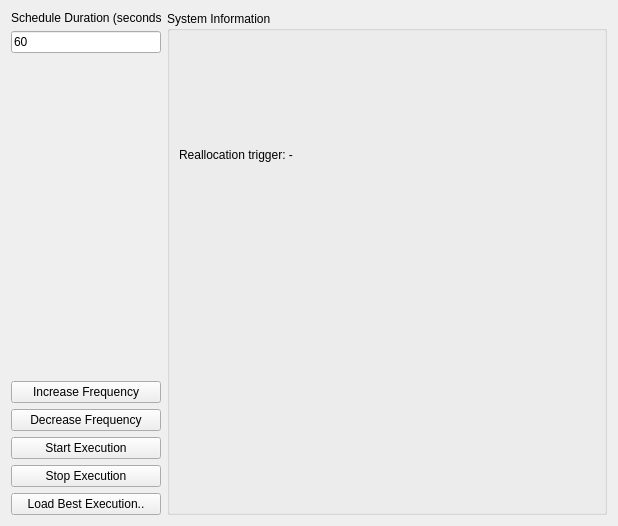
First picture: the form in info_window.ui, repository misunyu/multimodel-scheduling, before the edit.
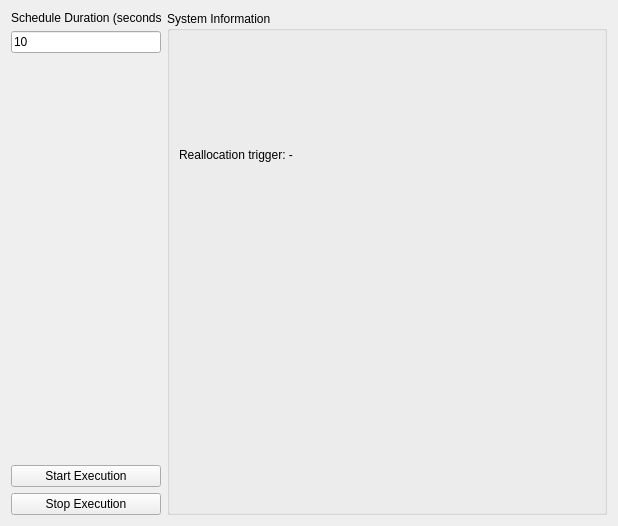
Second picture: the form after the edit.

The edit to the form file:
```diff
--- a/info_window.ui
+++ b/info_window.ui
@@ -50,7 +50,7 @@
         </size>
        </property>
        <property name="text">
-        <string>60</string>
+        <string>10</string>
        </property>
       </widget>
      </item>
@@ -67,44 +67,6 @@
        </property>
       </spacer>
      </item>
-     <item>
-      <widget class="QPushButton" name="increase_frequency_button">
-       <property name="sizePolicy">
-        <sizepolicy hsizetype="Fixed" vsizetype="Fixed">
-         <horstretch>0</horstretch>
-         <verstretch>0</verstretch>
-        </sizepolicy>
-       </property>
-       <property name="maximumSize">
-        <size>
-         <width>150</width>
-         <height>16777215</height>
-        </size>
-       </property>
-       <property name="text">
-        <string>Increase Frequency</string>
-       </property>
-      </widget>
-     </item>
-     <item>
-      <widget class="QPushButton" name="decrease_frequency_button">
-       <property name="sizePolicy">
-        <sizepolicy hsizetype="Fixed" vsizetype="Fixed">
-         <horstretch>0</horstretch>
-         <verstretch>0</verstretch>
-        </sizepolicy>
-       </property>
-       <property name="maximumSize">
-        <size>
-         <width>150</width>
-         <height>16777215</height>
-        </size>
-       </property>
-       <property name="text">
-        <string>Decrease Frequency</string>
-       </property>
-      </widget>
-     </item>
      <item>
       <widget class="QPushButton" name="start_button">
        <property name="sizePolicy">
@@ -143,13 +105,6 @@
        </property>
       </widget>
      </item>
-     <item>
-      <widget class="QPushButton" name="best_button">
-       <property name="text">
-        <string>Load Best Execution..</string>
-       </property>
-      </widget>
-     </item>
     </layout>
    </item>
    <item>
```
